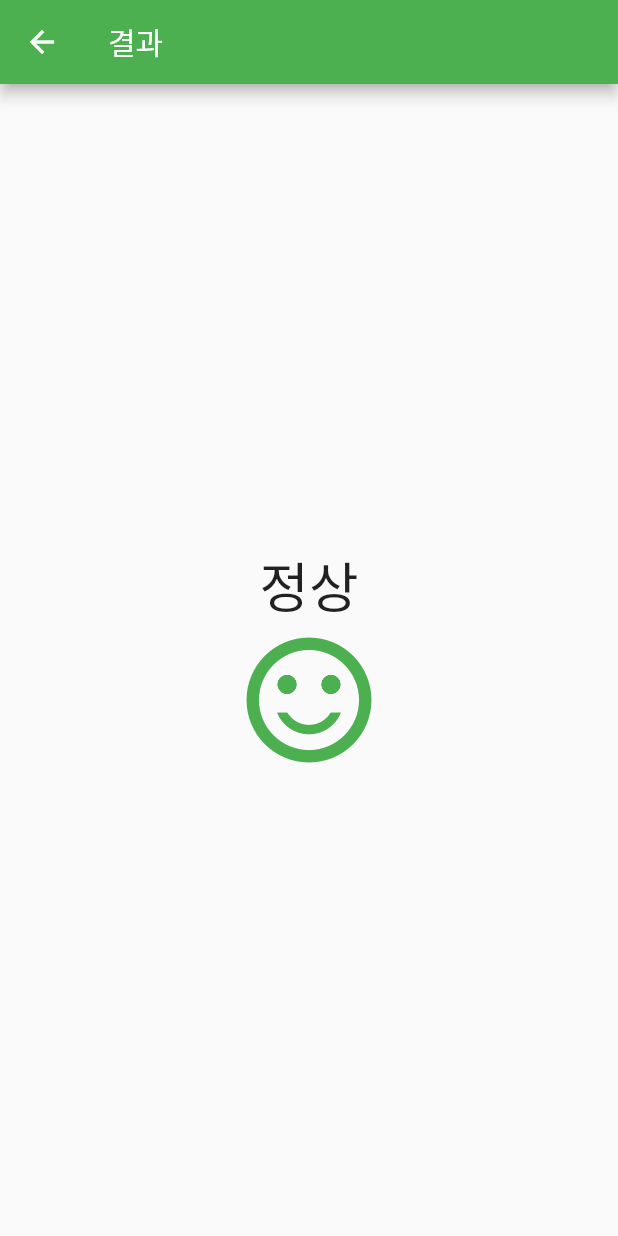
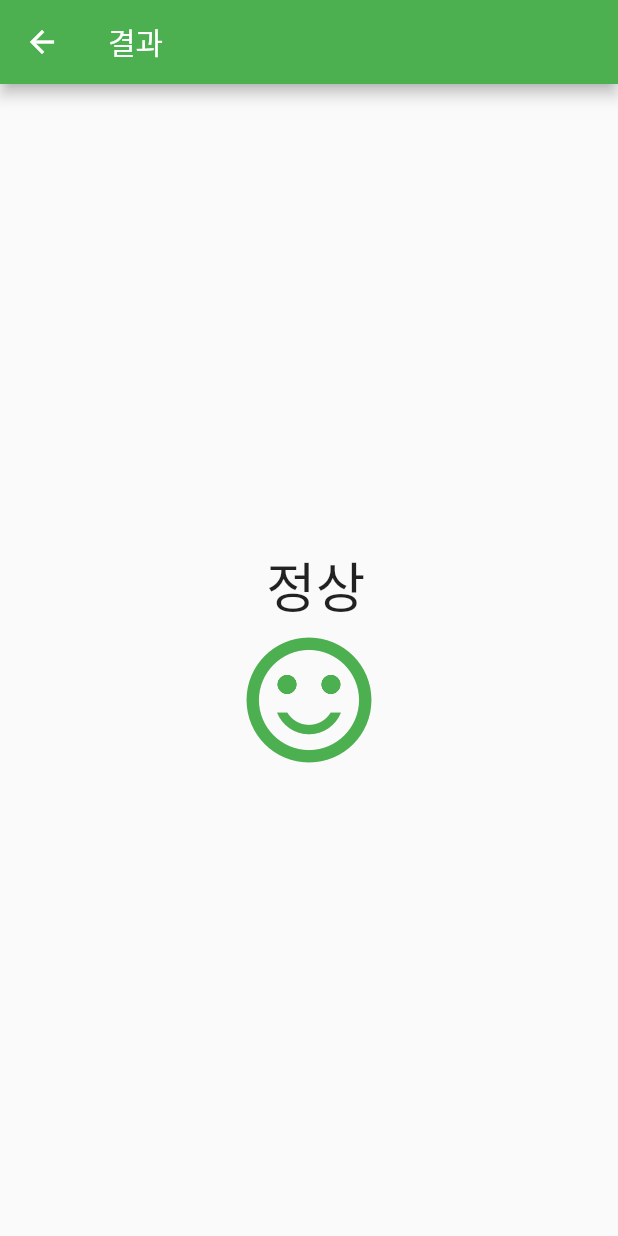
Before and after one commit to teddyjune/bmi_calculator, a Flutter app: the screen it shows after launch, after a tap on "결과", on a phone screen of 412 x 824 dp. Run offline on Flutter 3.47's test engine with Material 2 defaults, Android fonts, the phone set to English and light mode, and no system bars.

Commit message:
feat: bmi 계산함수 작성

```diff
--- a/lib/main_screen.dart
+++ b/lib/main_screen.dart
@@ -62,8 +62,8 @@ class _MainScreenState extends State<MainScreen> {
                     context,
                     MaterialPageRoute(
                         builder: (context) => const ResultScreen(
-                              height: 180,
-                              weight: 77.5,
+                              height: 160,
+                              weight: 54.5,
                             )),
                   );
                 },
--- a/lib/result_screen.dart
+++ b/lib/result_screen.dart
@@ -10,8 +10,26 @@ class ResultScreen extends StatelessWidget {
     required this.weight,
   }) : super(key: key);
 
+  String _calcBmi(double bmi) {
+    String result = '저체중';
+    if (bmi >= 35) {
+      result = '고도비만';
+    } else if (bmi >= 30) {
+      result = ' 2단계 비만';
+    } else if (bmi >= 25) {
+      result = ' 1단계 비만';
+    } else if (bmi >= 23) {
+      result = '과체중';
+    } else if (bmi >= 18.5) {
+      result = ' 정상';
+    }
+    return result;
+  }
+
   @override
   Widget build(BuildContext context) {
+    final double bmi = weight / ((height / 100) * (height / 100));
+
     return Scaffold(
       appBar: AppBar(
         title: const Text('결과'),
@@ -19,12 +37,12 @@ class ResultScreen extends StatelessWidget {
       body: Center(
         child: Column(
           mainAxisAlignment: MainAxisAlignment.center,
-          children: const [
+          children: [
             Text(
-              '정상',
-              style: TextStyle(fontSize: 36),
+              _calcBmi(bmi),
+              style: const TextStyle(fontSize: 36),
             ),
-            Icon(
+            const Icon(
               Icons.sentiment_satisfied_alt,
               color: Colors.green,
               size: 100,
```
